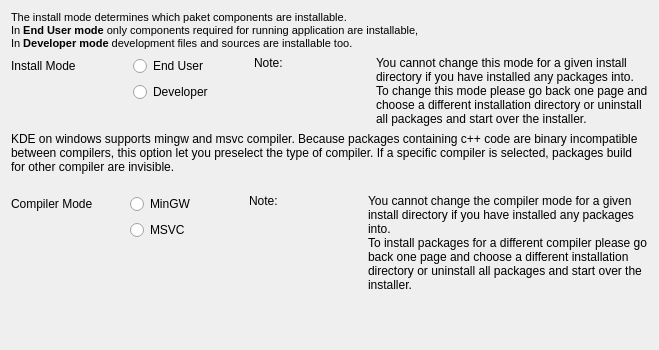
Above: gui/installtypepage.ui from KDE/kdewin-installer before the change. Below: the same form after it.
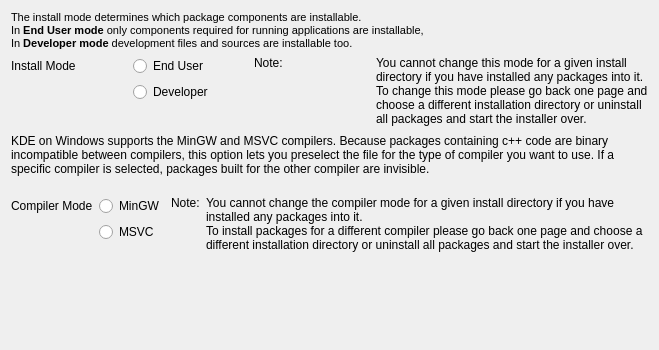
That is the form after the change.

Patch:
```diff
--- a/gui/installtypepage.ui
+++ b/gui/installtypepage.ui
@@ -21,9 +21,9 @@
      <property name="text" >
       <string>&lt;html>&lt;head>&lt;meta name="qrichtext" content="1" />&lt;style type="text/css">
 p, li { white-space: pre-wrap; }
-&lt;/style>&lt;/head>&lt;body style=" font-family:'MS Shell Dlg 2'; font-size:7.8pt; font-weight:400; font-style:normal;">
-&lt;p style=" margin-top:0px; margin-bottom:0px; margin-left:0px; margin-right:0px; -qt-block-indent:0; text-indent:0px; font-size:8pt;">The install mode determines which paket components are installable. &lt;/p>
-&lt;p style=" margin-top:0px; margin-bottom:0px; margin-left:0px; margin-right:0px; -qt-block-indent:0; text-indent:0px; font-size:8pt;">In &lt;span style=" font-weight:600;">End User mode&lt;/span> only components required for running application are installable,&lt;/p>
+&lt;/style>&lt;/head>&lt;body style=" font-family:'MS Shell Dlg 2'; font-size:8.25pt; font-weight:400; font-style:normal;">
+&lt;p style=" margin-top:0px; margin-bottom:0px; margin-left:0px; margin-right:0px; -qt-block-indent:0; text-indent:0px; font-size:8pt;">The install mode determines which package components are installable. &lt;/p>
+&lt;p style=" margin-top:0px; margin-bottom:0px; margin-left:0px; margin-right:0px; -qt-block-indent:0; text-indent:0px; font-size:8pt;">In &lt;span style=" font-weight:600;">End User mode&lt;/span> only components required for running applications are installable,&lt;/p>
 &lt;p style=" margin-top:0px; margin-bottom:0px; margin-left:0px; margin-right:0px; -qt-block-indent:0; text-indent:0px; font-size:8pt;">In &lt;span style=" font-weight:600;">Developer mode&lt;/span> development files and sources are installable too.&lt;/p>&lt;/body>&lt;/html></string>
      </property>
      <property name="scaledContents" >
@@ -69,8 +69,8 @@
      <item rowspan="3" row="0" column="3" >
       <widget class="QLabel" name="label" >
        <property name="text" >
-        <string>You cannot change this mode for a given install directory if you have installed any packages into.
-To change this mode please go back one page and choose a different installation directory or uninstall all packages and start over the installer.</string>
+        <string>You cannot change this mode for a given install directory if you have installed any packages into it.
+To change this mode please go back one page and choose a different installation directory or uninstall all packages and start the installer over.</string>
        </property>
        <property name="alignment" >
         <set>Qt::AlignLeading|Qt::AlignLeft|Qt::AlignTop</set>
@@ -140,7 +140,7 @@
       </sizepolicy>
      </property>
      <property name="text" >
-      <string>KDE on windows supports mingw and msvc compiler. Because packages containing c++ code are binary incompatible between compilers, this option let you preselect the type of compiler. If a specific compiler is selected, packages build for other compiler are invisible. 
+      <string>KDE on Windows supports the MinGW and MSVC compilers. Because packages containing c++ code are binary incompatible between compilers, this option lets you preselect the file for the type of compiler you want to use. If a specific compiler is selected, packages built for the other compiler are invisible. 
 </string>
      </property>
      <property name="alignment" >
@@ -183,8 +183,8 @@
      <item rowspan="3" row="0" column="3" >
       <widget class="QLabel" name="label_6" >
        <property name="text" >
-        <string>You cannot change the compiler mode for a given install directory if you have installed any packages into.
-To install packages for a different compiler please go back one page and choose a different installation directory or uninstall all packages and start over the installer.</string>
+        <string>You cannot change the compiler mode for a given install directory if you have installed any packages into it.
+To install packages for a different compiler please go back one page and choose a different installation directory or uninstall all packages and start the installer over.</string>
        </property>
        <property name="alignment" >
         <set>Qt::AlignLeading|Qt::AlignLeft|Qt::AlignTop</set>
```
